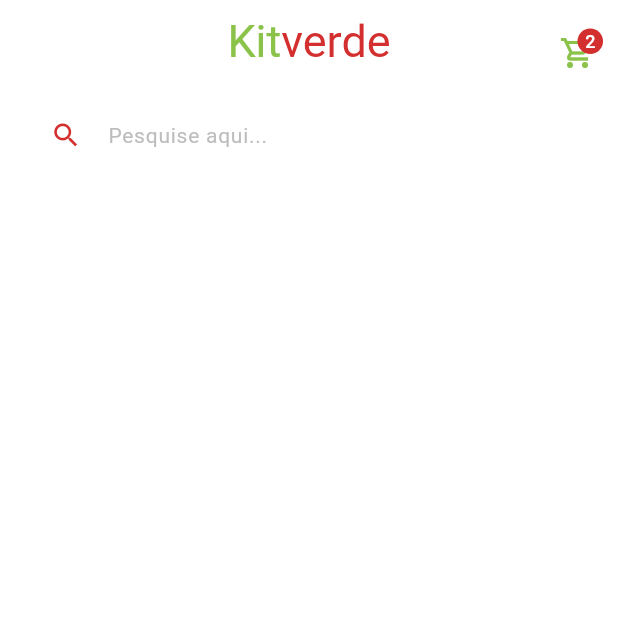
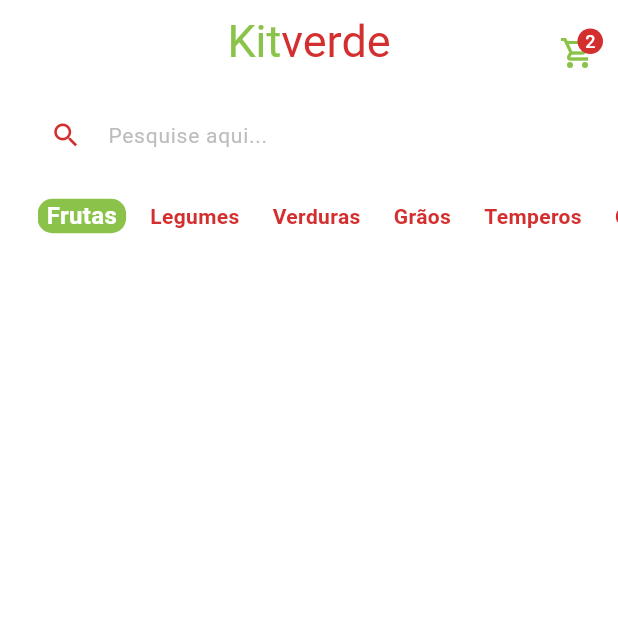
Before and after one commit to LucasConstantino92/kitanda, a Flutter app: the HomeTab screen opened directly, on a phone screen of 412 x 824 dp, the top half of it. Run offline on Flutter 3.47's test engine with Material 3 defaults, Android fonts, the phone set to English and light mode, and no system bars; our stand-ins replace animated_text_kit, mask_text_input_formatter.

```diff
--- /dev/null
+++ b/lib/src/home/components/category_tile.dart
@@ -0,0 +1,41 @@
+import 'package:flutter/material.dart';
+import 'package:kitanda/src/config/custom_colors.dart';
+
+class CategoryTile extends StatelessWidget {
+  const CategoryTile({
+    super.key,
+    required this.category,
+    required this.isSelected,
+    required this.onPressed,
+  });
+
+  final String category;
+  final bool isSelected;
+  final VoidCallback onPressed;
+
+  @override
+  Widget build(BuildContext context) {
+    return GestureDetector(
+      onTap: onPressed,
+      child: Align(
+        alignment: Alignment.center,
+        child: Container(
+          padding: const EdgeInsets.symmetric(horizontal: 6),
+          decoration: BoxDecoration(
+            color:
+                isSelected ? CustomColors.customSwatchColor : Colors.transparent,
+            borderRadius: BorderRadius.circular(10),
+          ),
+          child: Text(
+            category,
+            style: TextStyle(
+                color:
+                    isSelected ? Colors.white : CustomColors.customContrastColor,
+                fontWeight: FontWeight.bold,
+                fontSize: isSelected ? 16 : 14),
+          ),
+        ),
+      ),
+    );
+  }
+}
--- a/lib/src/home/home_tab.dart
+++ b/lib/src/home/home_tab.dart
@@ -1,8 +1,25 @@
 import 'package:flutter/material.dart';
 import 'package:kitanda/src/config/custom_colors.dart';
+import 'package:kitanda/src/home/components/category_tile.dart';
 
-class HomeTab extends StatelessWidget {
-  const HomeTab({super.key});
+class HomeTab extends StatefulWidget {
+  HomeTab({super.key});
+
+  @override
+  State<HomeTab> createState() => _HomeTabState();
+}
+
+class _HomeTabState extends State<HomeTab> {
+  List<String> categories = [
+    'Frutas',
+    'Legumes',
+    'Verduras',
+    'Grãos',
+    'Temperos',
+    'Cereais',
+  ];
+
+  String selectedCategory = 'Frutas';
 
   @override
   Widget build(BuildContext context) {
@@ -73,6 +90,28 @@ class HomeTab extends StatelessWidget {
               ),
             ),
           ),
+          Container(
+            padding: const EdgeInsets.only(left: 25),
+            height: 40,
+            child: ListView.separated(
+              scrollDirection: Axis.horizontal,
+              itemBuilder: (_, index) {
+                return CategoryTile(
+                  category: categories[index],
+                  isSelected: categories[index] == selectedCategory,
+                  onPressed: () {
+                    setState(() {
+                      selectedCategory = categories[index];
+                    });
+                  },
+                );
+              },
+              separatorBuilder: (_, index) => const SizedBox(
+                width: 10,
+              ),
+              itemCount: categories.length,
+            ),
+          )
         ],
       ),
     );
```
